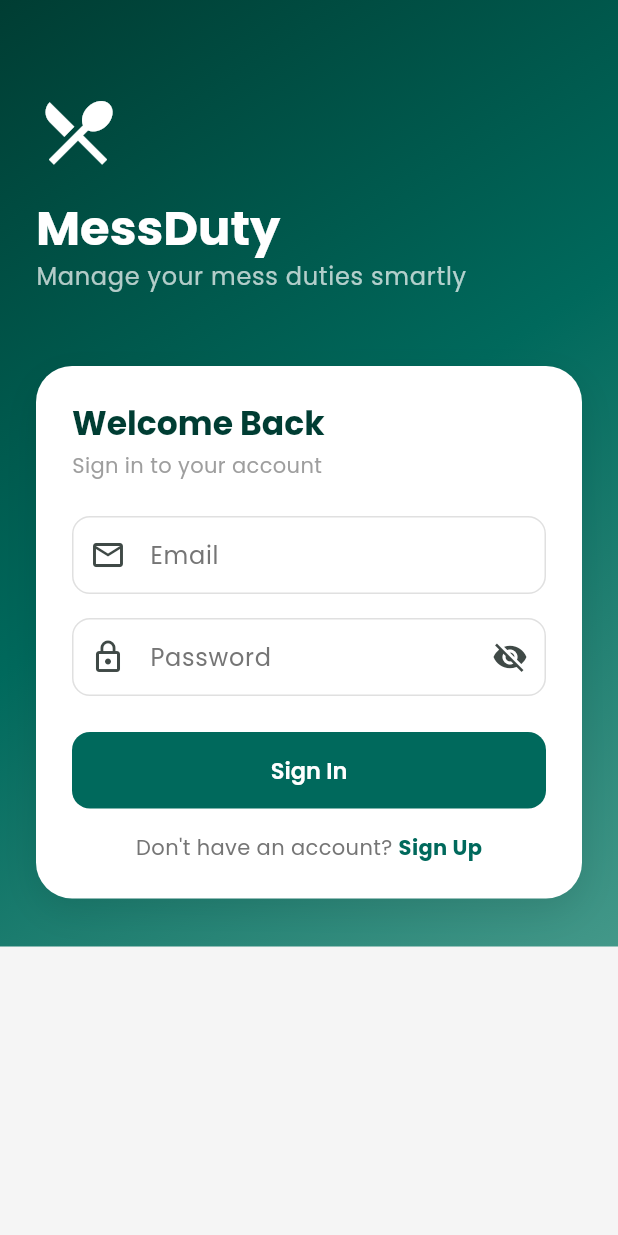
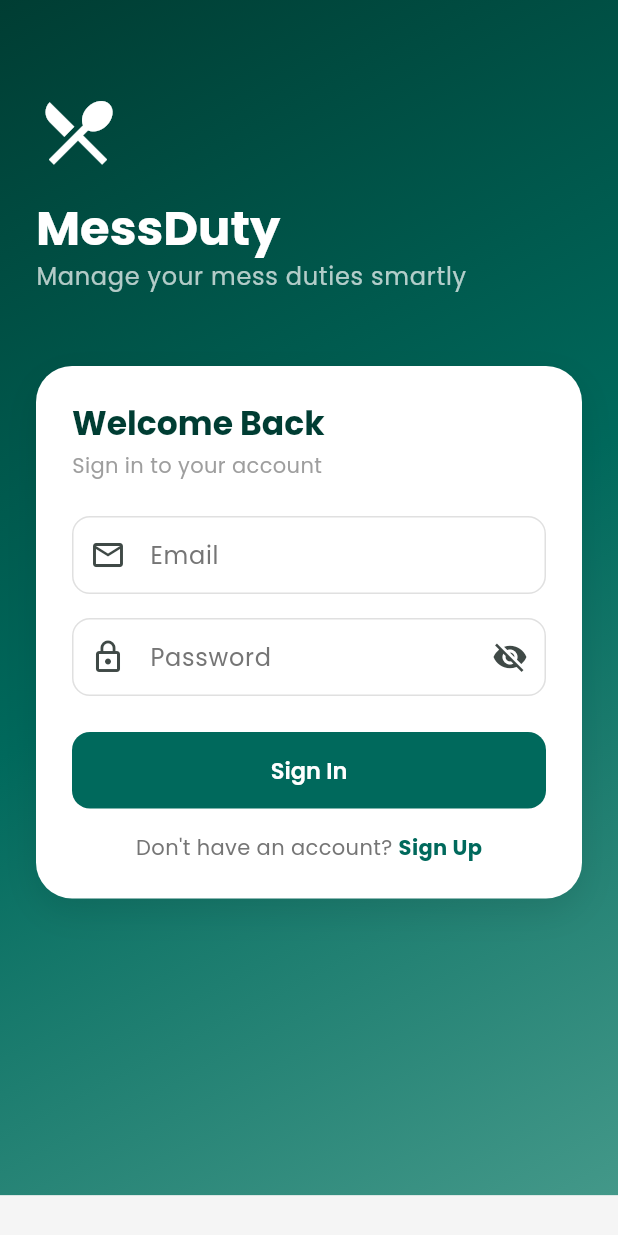
Before and after one commit to Sajib-IT/Mess-Duty, a Flutter app: the screen it shows after launch, on a phone screen of 412 x 824 dp. Run offline on Flutter 3.47's test engine with Material 3 defaults, Android fonts, the phone set to English and light mode, and no system bars; our stand-ins replace awesome_notifications, cached_network_image, cloud_firestore, firebase_auth, firebase_core, firebase_messaging and 5 more; accounts and stored records are empty.

Commit message:
fixed auth issue

```diff
--- a/lib/app/controllers/auth_controller.dart
+++ b/lib/app/controllers/auth_controller.dart
@@ -1,5 +1,6 @@
 import 'dart:io';
 import 'package:firebase_auth/firebase_auth.dart';
+import 'package:flutter/scheduler.dart';
 import 'package:get/get.dart';
 import 'package:image_picker/image_picker.dart';
 import '../models/user_model.dart';
@@ -17,6 +18,9 @@ class AuthController extends GetxController {
   @override
   void onInit() {
     super.onInit();
+    // Wait until GetMaterialApp is fully mounted before listening to auth state.
+    // This prevents "contextless navigation" errors when Firebase fires immediately.
+    SchedulerBinding.instance.addPostFrameCallback((_) {
       _authService.authStateChanges.listen((user) async {
         if (user != null) {
           final userModel = await _authService.getUserModel(user.uid);
@@ -33,6 +37,7 @@ class AuthController extends GetxController {
             Get.offAllNamed(Routes.LOGIN);
           }
         }
+      });
     });
   }
 
--- a/lib/app/views/auth/login_view.dart
+++ b/lib/app/views/auth/login_view.dart
@@ -167,7 +167,7 @@ class LoginView extends StatelessWidget {
                       ),
                     ),
                   ),
-                  const SizedBox(height: 32),
+                  SizedBox(height: Get.height * 0.24),
                 ],
               ),
             ),
--- a/lib/main.dart
+++ b/lib/main.dart
@@ -41,7 +41,7 @@ class MyApp extends StatelessWidget {
     return GetMaterialApp(
       title: 'MessDuty',
       debugShowCheckedModeBanner: false,
-      enableLog: false,
+      enableLog: true,
       theme: AppTheme.light(),
       darkTheme: AppTheme.dark(),
       themeMode: ThemeMode.light,
```
Lines whose indentation alone changed are shown as unchanged.
